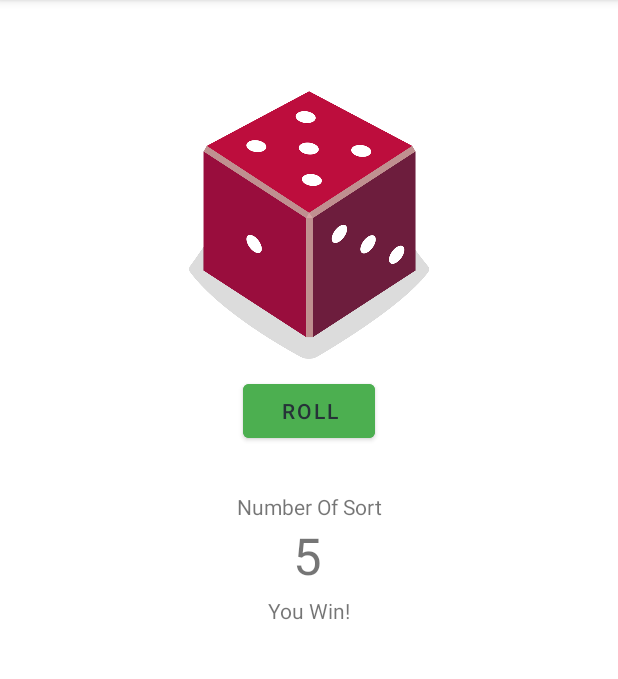
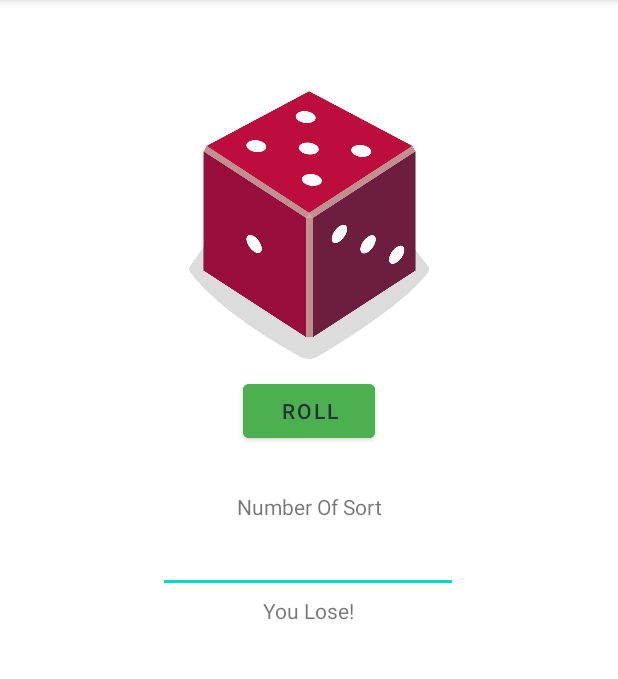
Before and after one commit to jefersonrl/app-Dice-Roller, an Android app: the screen it shows after launch (MainActivity), after a tap on "ROLL", on a phone screen of 412 x 824 dp, the part 84-763 px from its top. Run offline under Robolectric (Android 15) with nearby library versions, the phone set to English and light mode, and no system bars; 1 statement that could not run was skipped.

Commit message:
Comparação entre números

```diff
--- a/app/src/main/java/com/example/diceroller/MainActivity.kt
+++ b/app/src/main/java/com/example/diceroller/MainActivity.kt
@@ -3,11 +3,9 @@ package com.example.diceroller
 import androidx.appcompat.app.AppCompatActivity
 import android.os.Bundle
 import android.widget.Button
+import android.widget.EditText
 import android.widget.ImageView
 import android.widget.TextView
-import android.widget.Toast
-import com.example.diceroller.R.id.luckyNumber
-import org.w3c.dom.Text
 
 class MainActivity : AppCompatActivity() {
     override fun onCreate(savedInstanceState: Bundle?) {
@@ -38,13 +36,12 @@ class MainActivity : AppCompatActivity() {
             6 -> diceImage.setImageResource(R.drawable.dice_6)
         }
 
-        val sortRoll = dice.roll()
-        val sortTextView: TextView = findViewById(R.id.luckyNumber)
+
         val txtResultado: TextView = findViewById(R.id.txtResultado)
+        val edtNumber: EditText = findViewById(R.id.edtNumber)
+        val number: Int = edtNumber.text.toString().toInt()
 
-        sortTextView.text = sortRoll.toString();
-
-        if( diceRoll == sortRoll){
+        if( diceRoll == number){
             txtResultado.setText("You Win!")
         }else{
             txtResultado.setText("You Lose!")
--- a/app/src/main/res/layout/activity_main.xml
+++ b/app/src/main/res/layout/activity_main.xml
@@ -18,17 +18,15 @@
         app:layout_constraintTop_toBottomOf="@+id/imageView"
         tools:ignore="TextContrastCheck" />
 
-    <TextView
-        android:id="@+id/luckyNumber"
-        android:layout_width="wrap_content"
+    <EditText
+        android:id="@+id/edtNumber"
+        android:layout_width="200dp"
         android:layout_height="wrap_content"
-        android:text="?"
-        android:textSize="34sp"
+        android:textSize="20sp"
         app:layout_constraintEnd_toEndOf="parent"
         app:layout_constraintHorizontal_bias="0.497"
         app:layout_constraintStart_toStartOf="parent"
-        app:layout_constraintTop_toBottomOf="@+id/txtNumberOfSort"
-        tools:text="Sort Of Number" />
+        app:layout_constraintTop_toBottomOf="@+id/txtNumberOfSort" />
 
     <TextView
         android:id="@+id/txtNumberOfSort"
```
